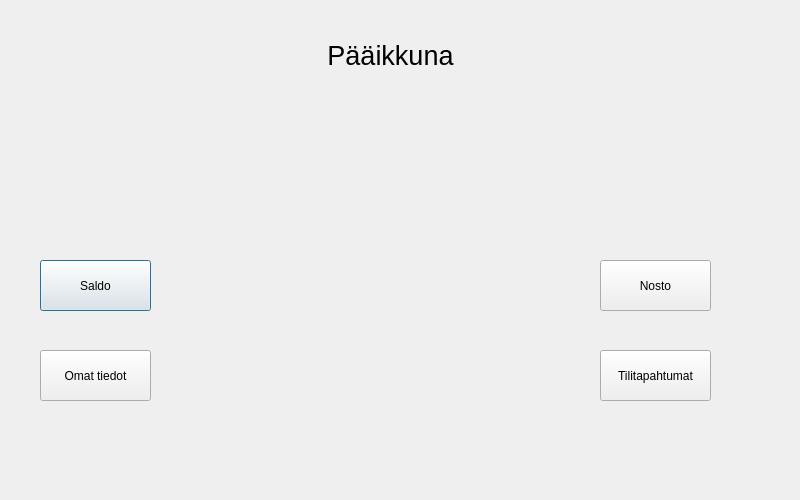
Above: bank-automat/mainmenu.ui from Kealerator/bank_atm_group3 before the change. Below: the same form after it.
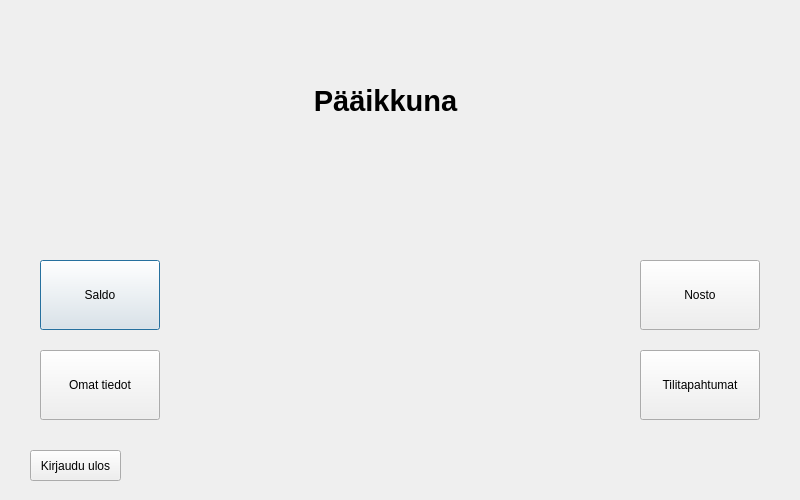
That is the form after the change.

The edit to the form file:
```diff
--- a/bank-automat/mainmenu.ui
+++ b/bank-automat/mainmenu.ui
@@ -13,27 +13,6 @@
   <property name="windowTitle">
    <string>Dialog</string>
   </property>
-  <widget class="QLabel" name="labelTitle">
-   <property name="geometry">
-    <rect>
-     <x>250</x>
-     <y>20</y>
-     <width>281</width>
-     <height>71</height>
-    </rect>
-   </property>
-   <property name="font">
-    <font>
-     <pointsize>20</pointsize>
-    </font>
-   </property>
-   <property name="text">
-    <string>Pääikkuna</string>
-   </property>
-   <property name="alignment">
-    <set>Qt::AlignmentFlag::AlignCenter</set>
-   </property>
-  </widget>
   <widget class="QLabel" name="labelidTili">
    <property name="geometry">
     <rect>
@@ -52,8 +31,8 @@
     <rect>
      <x>40</x>
      <y>260</y>
-     <width>111</width>
-     <height>51</height>
+     <width>120</width>
+     <height>70</height>
     </rect>
    </property>
    <property name="text">
@@ -65,8 +44,8 @@
     <rect>
      <x>40</x>
      <y>350</y>
-     <width>111</width>
-     <height>51</height>
+     <width>120</width>
+     <height>70</height>
     </rect>
    </property>
    <property name="text">
@@ -76,10 +55,10 @@
   <widget class="QPushButton" name="btnNosto">
    <property name="geometry">
     <rect>
-     <x>600</x>
+     <x>640</x>
      <y>260</y>
-     <width>111</width>
-     <height>51</height>
+     <width>120</width>
+     <height>70</height>
     </rect>
    </property>
    <property name="text">
@@ -89,16 +68,54 @@
   <widget class="QPushButton" name="btnTapahtumat">
    <property name="geometry">
     <rect>
-     <x>600</x>
+     <x>640</x>
      <y>350</y>
-     <width>111</width>
-     <height>51</height>
+     <width>120</width>
+     <height>70</height>
     </rect>
    </property>
    <property name="text">
     <string>Tilitapahtumat</string>
    </property>
   </widget>
+  <widget class="QPushButton" name="btnLogout">
+   <property name="geometry">
+    <rect>
+     <x>30</x>
+     <y>450</y>
+     <width>91</width>
+     <height>31</height>
+    </rect>
+   </property>
+   <property name="styleSheet">
+    <string notr="true"/>
+   </property>
+   <property name="text">
+    <string>Kirjaudu ulos</string>
+   </property>
+  </widget>
+  <widget class="QLabel" name="label">
+   <property name="geometry">
+    <rect>
+     <x>250</x>
+     <y>70</y>
+     <width>271</width>
+     <height>61</height>
+    </rect>
+   </property>
+   <property name="font">
+    <font>
+     <pointsize>22</pointsize>
+     <bold>true</bold>
+    </font>
+   </property>
+   <property name="text">
+    <string>Pääikkuna</string>
+   </property>
+   <property name="alignment">
+    <set>Qt::AlignmentFlag::AlignCenter</set>
+   </property>
+  </widget>
  </widget>
  <resources/>
  <connections/>
```
